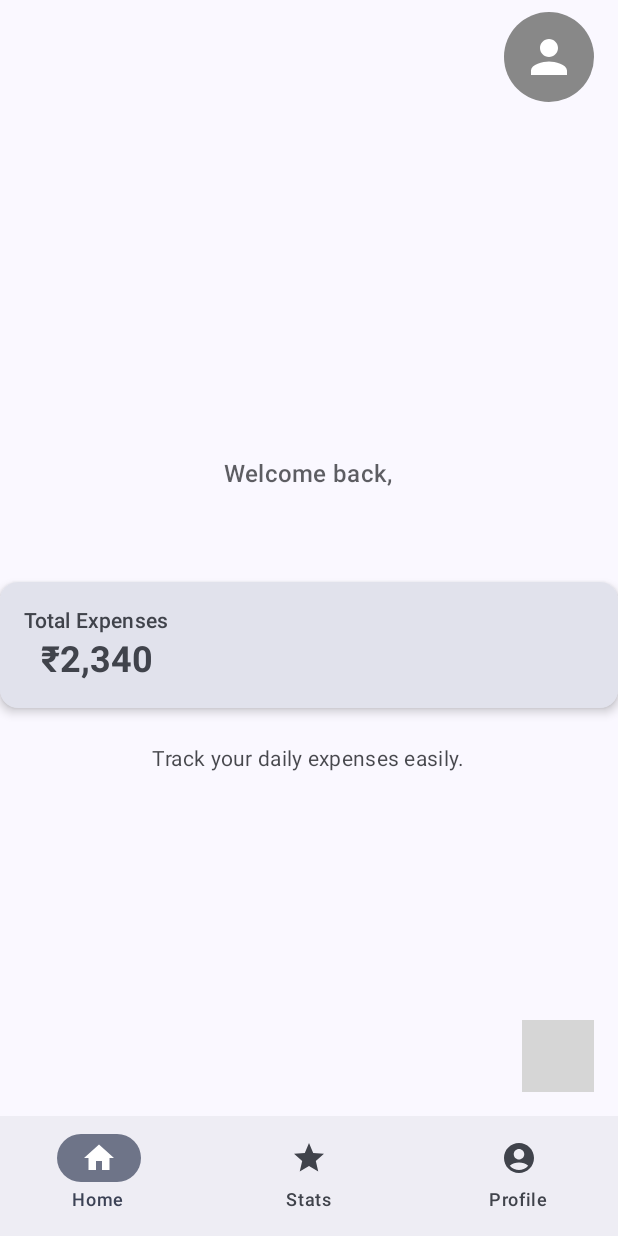
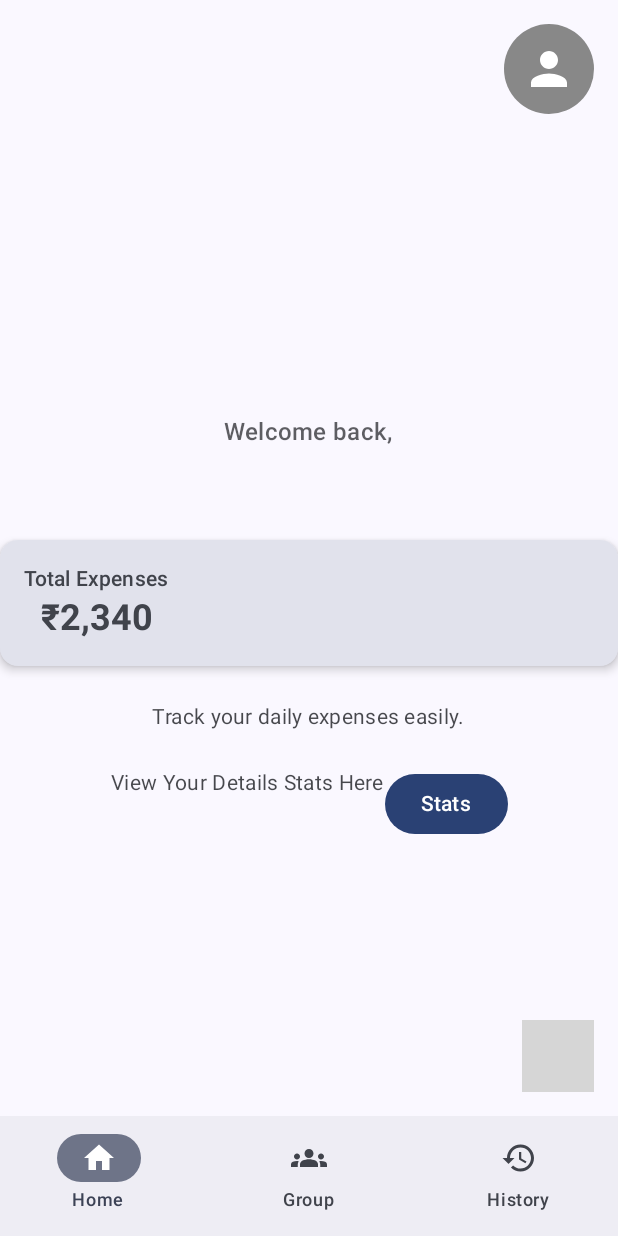
Before and after one commit to ocegik/FairShare, an Android app built with Jetpack Compose: the HomeScreen screen opened through its navigation route, on a phone screen of 412 x 824 dp. Run offline under Robolectric (Android 15) with nearby library versions, the phone set to English and light mode, and no system bars; our stand-ins replace Firebase (no records; nobody signed in at launch, a user with empty details on screens opened directly), Material 3 Expressive styles (plain Material 3 is drawn); 1 statement that could not run was skipped; grey boxes are pictures that could not be loaded.

Commit message:
Added new screens to navigation

```diff
--- a/app/src/main/java/com/example/fairshare/navigation/AppNavigation.kt
+++ b/app/src/main/java/com/example/fairshare/navigation/AppNavigation.kt
@@ -16,6 +16,8 @@ import androidx.navigation.compose.NavHost
 import androidx.navigation.compose.composable
 import androidx.navigation.compose.rememberNavController
 import com.example.fairshare.ui.screens.GroupExpenseScreen
+import com.example.fairshare.ui.screens.GroupScreen
+import com.example.fairshare.ui.screens.HistoryScreen
 import com.example.fairshare.ui.screens.PersonalExpenseScreen
 import com.example.fairshare.ui.screens.HomeScreen
 import com.example.fairshare.ui.screens.ProfileScreen
@@ -92,6 +94,12 @@ fun AppNavigation(
             composable(Screen.GroupExpense.route) {
                 GroupExpenseScreen(navController)
             }
+            composable(Screen.History.route) {
+                HistoryScreen(navController)
+            }
+            composable(Screen.Group.route) {
+                GroupScreen(navController)
+            }
 
             composable(Screen.Stats.route) {
                 StatsScreen(navController)
--- a/app/src/main/java/com/example/fairshare/navigation/Destinations.kt
+++ b/app/src/main/java/com/example/fairshare/navigation/Destinations.kt
@@ -2,6 +2,8 @@ package com.example.fairshare.navigation
 
 import androidx.compose.material.icons.Icons
 import androidx.compose.material.icons.filled.AccountCircle
+import androidx.compose.material.icons.filled.Groups
+import androidx.compose.material.icons.filled.History
 import androidx.compose.material.icons.filled.Home
 import androidx.compose.material.icons.filled.Star
 import androidx.compose.ui.graphics.vector.ImageVector
@@ -15,6 +17,6 @@ data class BottomNavDestination(
 
 val bottomNavDestinations = listOf(
     BottomNavDestination(Screen.Home, "Home", Icons.Default.Home, "Home Screen"),
-    BottomNavDestination(Screen.Stats, "Stats", Icons.Default.Star, "Stats Screen"),
-    BottomNavDestination(Screen.Profile, "Profile", Icons.Default.AccountCircle, "Profile Screen")
+    BottomNavDestination(Screen.Group, "Group", Icons.Default.Groups, "Group Screen"),
+    BottomNavDestination(Screen.History, "History", Icons.Default.History, "History Screen")
 )
--- a/app/src/main/java/com/example/fairshare/navigation/Screen.kt
+++ b/app/src/main/java/com/example/fairshare/navigation/Screen.kt
@@ -7,4 +7,6 @@ sealed class Screen(val route: String) {
     object GroupExpense : Screen("groupExpense")
     object Stats : Screen("stats")
     object Profile : Screen("profile")
+    object History : Screen("history")
+    object Group : Screen("group")
 }
--- a/app/src/main/java/com/example/fairshare/ui/screens/RoomScreen.kt
+++ b/app/src/main/java/com/example/fairshare/ui/screens/GroupScreen.kt
@@ -14,7 +14,7 @@ import androidx.compose.ui.unit.dp
 import androidx.navigation.NavController
 
 @Composable
-fun RoomScreen(navController: NavController) {
+fun GroupScreen(navController: NavController) {
     Column(
         modifier = Modifier
             .fillMaxSize()
--- a/app/src/main/java/com/example/fairshare/ui/screens/HomeScreen.kt
+++ b/app/src/main/java/com/example/fairshare/ui/screens/HomeScreen.kt
@@ -16,6 +16,7 @@ import androidx.compose.foundation.layout.size
 import androidx.compose.foundation.shape.CircleShape
 import androidx.compose.material.icons.Icons
 import androidx.compose.material.icons.filled.Person
+import androidx.compose.material3.Button
 import androidx.compose.material3.Card
 import androidx.compose.material3.CardDefaults
 import androidx.compose.material3.ExperimentalMaterial3Api
@@ -49,7 +50,7 @@ fun HomeScreen(navController: NavHostController, viewModel: AuthViewModel = view
             Row(
                 modifier = Modifier
                     .fillMaxWidth()
-                    .padding(horizontal = 16.dp, vertical = 8.dp),
+                    .padding(horizontal = 16.dp, vertical = 16.dp),
                 horizontalArrangement = Arrangement.End // Pushes content to the right
             ) {
                 // The profile image section, made clickable
@@ -65,7 +66,7 @@ fun HomeScreen(navController: NavHostController, viewModel: AuthViewModel = view
                             model = userPhotoUrl,
                             contentDescription = "Profile photo",
                             modifier = Modifier
-                                .size(60.dp)
+                                .size(40.dp)
                                 .clip(CircleShape)
                         )
                     } else {
@@ -139,6 +140,19 @@ fun HomeScreen(navController: NavHostController, viewModel: AuthViewModel = view
                     style = MaterialTheme.typography.bodyMedium,
                     color = MaterialTheme.colorScheme.onBackground.copy(alpha = 0.8f)
                 )
+                Spacer(modifier = Modifier.height(24.dp))
+                Row{
+                    Text(
+                        text = "View Your Details Stats Here",
+                        style = MaterialTheme.typography.bodyMedium,
+                        color = MaterialTheme.colorScheme.onBackground.copy(alpha = 0.8f)
+                    )
+                    Button(onClick = {
+                        navController.navigate(Screen.Stats.route)
+                    }){
+                        Text("Stats")
+                    }
+                }
             }
         }
     }
```
